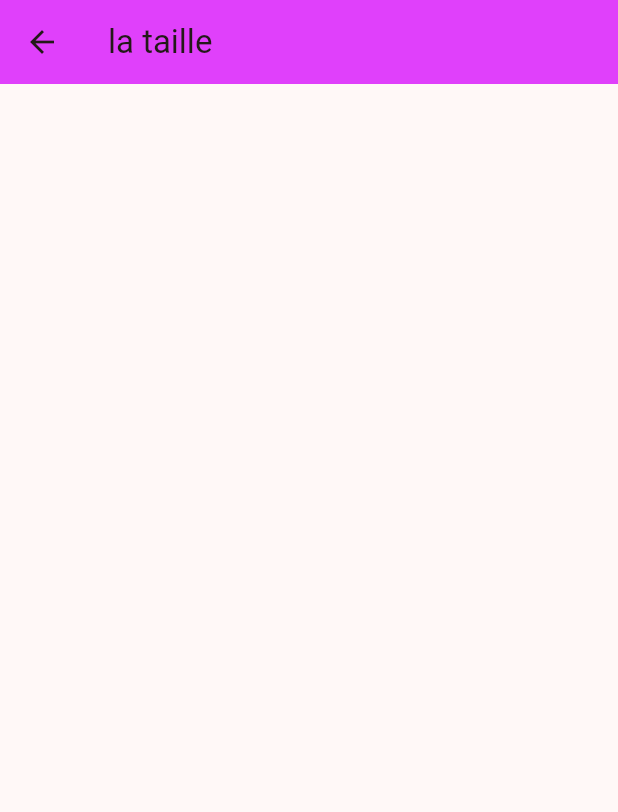
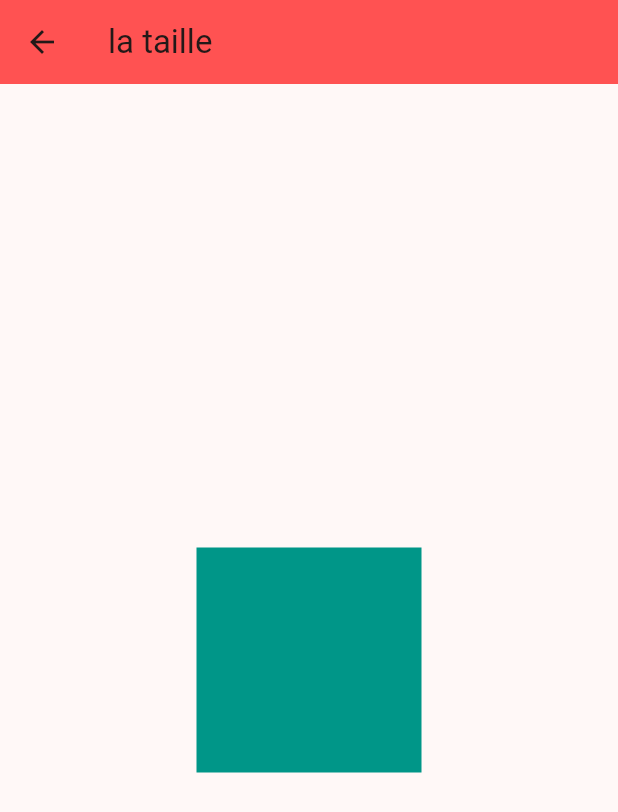
Before and after one commit to abdoul-kader1/les-animations-avec-flutter-et-dart, a Flutter app: the Taille screen opened directly, on a phone screen of 412 x 824 dp. Shown: the top 812 px of the screen. Run offline on Flutter 3.47's test engine with Material 2 defaults, Android fonts, the phone set to English and light mode, and no system bars.

Commit message:
creation de l'exercice animates size

```diff
--- a/lib/main.dart
+++ b/lib/main.dart
@@ -3,6 +3,7 @@ import 'package:animations_flutter/providers/animated_container/ChangeProprieter
 import 'package:animations_flutter/providers/animated_cross_fade/AnimatedCrossFade.dart';
 import 'package:animations_flutter/providers/animated_default_text_style/LeAnimatedDefaultTextStyle.dart';
 import 'package:animations_flutter/providers/animated_opacity/ChangeOpacite.dart';
+import 'package:animations_flutter/providers/animated_size/AnimatedSize.dart';
 import 'package:animations_flutter/vues/pages/MyApp.dart';
 import 'package:flutter/material.dart';
 import 'package:provider/provider.dart';
@@ -16,6 +17,7 @@ void main() {
           ChangeNotifierProvider(create: (_)=>ChangeOpacite()),
           ChangeNotifierProvider(create: (_)=>LeAnimatedCrossFades()),
           ChangeNotifierProvider(create: (_)=>LeAnimatedDefaultTextStyle()),
+          ChangeNotifierProvider(create: (_)=>LeAnimatedSize()),
         ],
         child:const MyApp(),
       )
--- /dev/null
+++ b/lib/providers/animated_size/AnimatedSize.dart
@@ -0,0 +1,10 @@
+import 'package:flutter/material.dart';
+
+class LeAnimatedSize with ChangeNotifier {
+
+  bool size = false;
+  changeSize(){
+    size = !size;
+    notifyListeners();
+  }
+}
--- a/lib/vues/pages_autre_animation/Taille.dart
+++ b/lib/vues/pages_autre_animation/Taille.dart
@@ -1,4 +1,7 @@
 import 'package:flutter/material.dart';
+import 'package:provider/provider.dart';
+
+import '../../providers/animated_size/AnimatedSize.dart';
 
 class Taille extends StatelessWidget{
 
@@ -8,8 +11,23 @@ class Taille extends StatelessWidget{
   Widget build(BuildContext context) {
     return Scaffold(
       appBar: AppBar(
-        backgroundColor: Colors.purpleAccent,
+        backgroundColor: Colors.redAccent,
         title: Text("la taille"),
+      ),
+      body: Center(
+        child: InkWell(
+          onTap: (){
+            context.read<LeAnimatedSize>().changeSize();
+          },
+          child:AnimatedSize(
+            duration: Duration(seconds: 2),
+            child: Container(
+              height: (context.watch<LeAnimatedSize>().size)?300:150,
+              width: (context.watch<LeAnimatedSize>().size)?300:150,
+              color: Colors.teal,
+            ),
+          ),
+        ),
       ),
     );
   }
```
